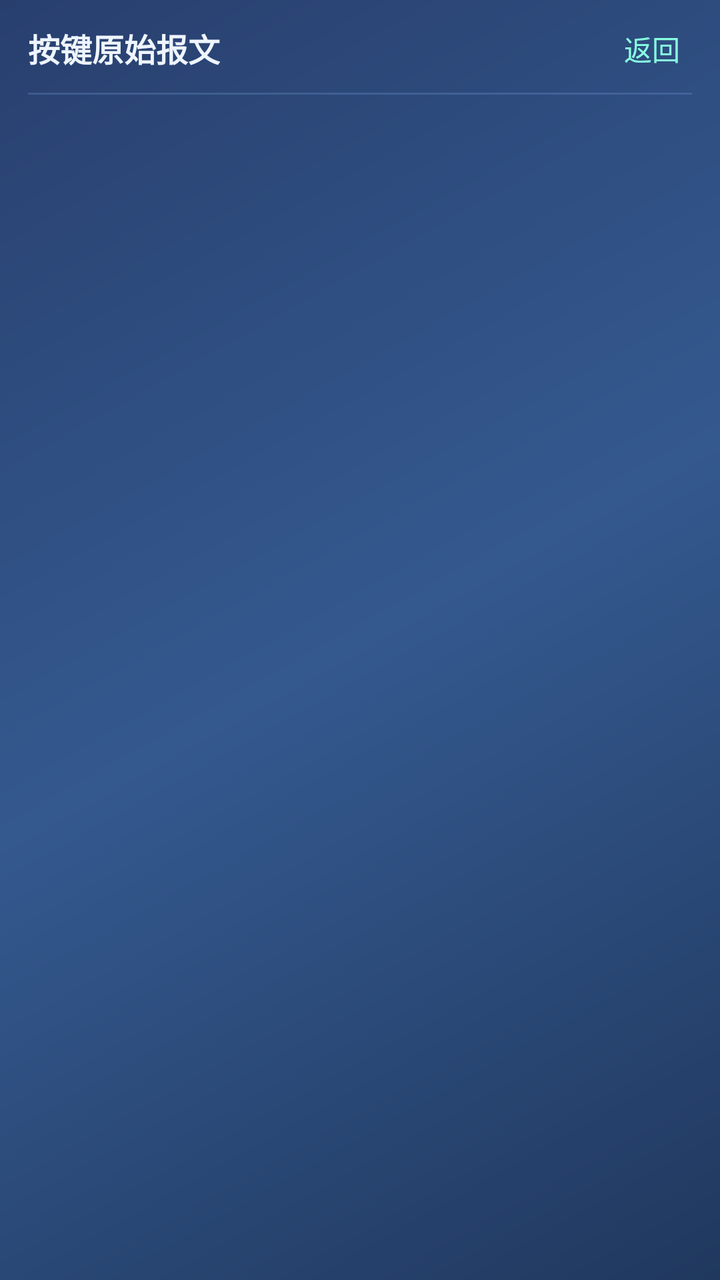
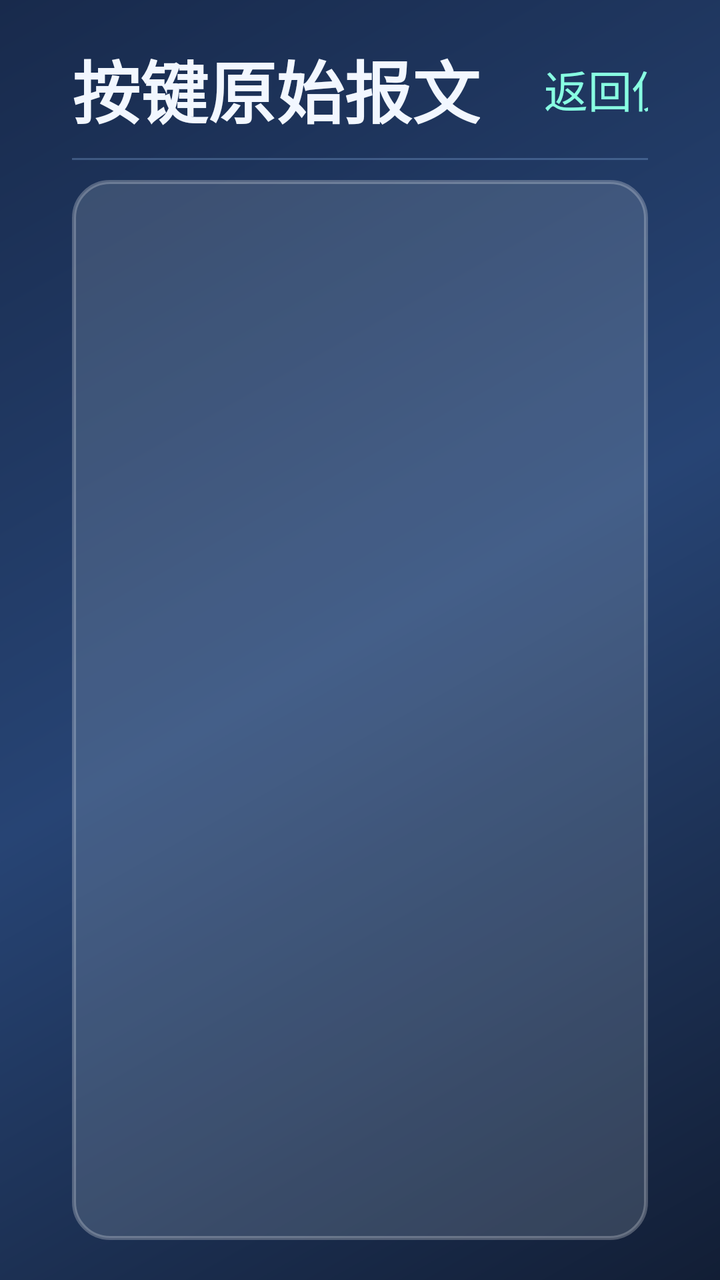

Two renders of the same Android screen: before a commit and after it. Below are the layout's source before the change and the commit's diff.
<!-- AndroidManifest.xml: application theme Theme.Rc2 -->
<!-- res/layout/page_raw.xml -->
<?xml version="1.0" encoding="utf-8"?>
<LinearLayout xmlns:android="http://schemas.android.com/apk/res/android"
    android:layout_width="match_parent"
    android:layout_height="match_parent"
    android:background="@drawable/bg_screen"
    android:orientation="vertical"
    android:paddingStart="14dp"
    android:paddingTop="8dp"
    android:paddingEnd="14dp"
    android:paddingBottom="8dp">

    <LinearLayout
        android:layout_width="match_parent"
        android:layout_height="wrap_content"
        android:baselineAligned="false"
        android:gravity="center_vertical"
        android:orientation="horizontal">

        <TextView
            android:layout_width="wrap_content"
            android:layout_height="wrap_content"
            android:includeFontPadding="false"
            android:text="按键原始报文"
            android:textColor="@color/rc_text"
            android:textSize="16sp"
            android:textStyle="bold" />

        <TextView
            android:id="@+id/rawSummary"
            style="@style/RcTag"
            android:layout_marginStart="16dp"
            android:fontFamily="monospace"
            android:textSize="12sp" />

        <Space
            android:layout_width="0dp"
            android:layout_height="1dp"
            android:layout_weight="1" />

        <TextView
            android:id="@+id/btnBackFromRaw"
            android:layout_width="wrap_content"
            android:layout_height="wrap_content"
            android:background="?android:attr/selectableItemBackground"
            android:includeFontPadding="false"
            android:padding="6dp"
            android:text="返回"
            android:textColor="@color/rc_mint"
            android:textSize="14sp" />
    </LinearLayout>

    <View
        android:layout_width="match_parent"
        android:layout_height="1dp"
        android:layout_marginTop="6dp"
        android:background="@color/rc_line" />

    <ScrollView
        android:layout_width="match_parent"
        android:layout_height="0dp"
        android:layout_marginTop="6dp"
        android:layout_weight="1"
        android:scrollbars="vertical">

        <TextView
            android:id="@+id/rawText"
            android:layout_width="match_parent"
            android:layout_height="wrap_content"
            android:fontFamily="monospace"
            android:lineSpacingExtra="2dp"
            android:textColor="@color/rc_text"
            android:textSize="12sp" />
    </ScrollView>

</LinearLayout>
<!-- resources referenced by this layout -->
<resources>
  <color name="rc_line">#407BA3DF</color>
  <color name="rc_mint">#FF88FFE2</color>
  <color name="rc_text">#FFEFF5FF</color>
  <!-- drawable bg_screen (drawable) -->
  <?xml version="1.0" encoding="utf-8"?>
  <shape xmlns:android="http://schemas.android.com/apk/res/android"
      android:shape="rectangle">
      <gradient
          android:angle="315"
          android:centerColor="@color/rc_bg_mid"
          android:endColor="@color/rc_bg_bottom"
          android:startColor="@color/rc_bg_top" />
  </shape>
  <style name="RcTag">
          <item name="android:layout_width">wrap_content</item>
          <item name="android:layout_height">wrap_content</item>
          <item name="android:textColor">@color/rc_muted</item>
          <item name="android:textSize">13sp</item>
          <item name="android:includeFontPadding">false</item>
      </style>
  <style name="Theme.Rc2" parent="@android:style/Theme.Material.NoActionBar">
          <item name="android:windowBackground">@color/rc_bg_bottom</item>
          <item name="android:colorBackground">@color/rc_bg_bottom</item>
          <item name="android:statusBarColor">@color/rc_bg_bottom</item>
          <item name="android:navigationBarColor">@color/rc_bg_bottom</item>
      </style>
  <color name="rc_bg_mid">#FF34598F</color>
  <color name="rc_bg_bottom">#FF20385E</color>
  <color name="rc_bg_top">#FF283F6E</color>
  <color name="rc_muted">#FFACBFDF</color>
</resources>

<!-- the commit's change to res/layout/page_raw.xml (unified diff, before → after) -->
@@ -4,10 +4,10 @@
     android:layout_height="match_parent"
     android:background="@drawable/bg_screen"
     android:orientation="vertical"
-    android:paddingStart="14dp"
-    android:paddingTop="8dp"
-    android:paddingEnd="14dp"
-    android:paddingBottom="8dp">
+    android:paddingStart="36dp"
+    android:paddingTop="20dp"
+    android:paddingEnd="36dp"
+    android:paddingBottom="20dp">
 
     <LinearLayout
         android:layout_width="match_parent"
@@ -17,59 +17,49 @@
         android:orientation="horizontal">
 
         <TextView
+            style="@style/RcTitle"
             android:layout_width="wrap_content"
             android:layout_height="wrap_content"
-            android:includeFontPadding="false"
-            android:text="按键原始报文"
-            android:textColor="@color/rc_text"
-            android:textSize="16sp"
-            android:textStyle="bold" />
+            android:text="按键原始报文" />
 
         <TextView
             android:id="@+id/rawSummary"
-            style="@style/RcTag"
-            android:layout_marginStart="16dp"
-            android:fontFamily="monospace"
-            android:textSize="12sp" />
-
-        <Space
+            style="@style/RcValue"
             android:layout_width="0dp"
-            android:layout_height="1dp"
-            android:layout_weight="1" />
+            android:layout_height="wrap_content"
+            android:layout_marginStart="20dp"
+            android:layout_weight="1"
+            android:textSize="19sp" />
 
         <TextView
             android:id="@+id/btnBackFromRaw"
+            style="@style/RcLink"
             android:layout_width="wrap_content"
             android:layout_height="wrap_content"
-            android:background="?android:attr/selectableItemBackground"
-            android:includeFontPadding="false"
-            android:padding="6dp"
-            android:text="返回"
-            android:textColor="@color/rc_mint"
-            android:textSize="14sp" />
+            android:text="返回仪表盘" />
     </LinearLayout>
 
     <View
         android:layout_width="match_parent"
         android:layout_height="1dp"
-        android:layout_marginTop="6dp"
+        android:layout_marginTop="10dp"
         android:background="@color/rc_line" />
 
     <ScrollView
         android:layout_width="match_parent"
         android:layout_height="0dp"
-        android:layout_marginTop="6dp"
+        android:layout_marginTop="10dp"
         android:layout_weight="1"
+        android:background="@drawable/bg_panel"
+        android:padding="16dp"
         android:scrollbars="vertical">
 
         <TextView
             android:id="@+id/rawText"
+            style="@style/RcBody"
             android:layout_width="match_parent"
             android:layout_height="wrap_content"
-            android:fontFamily="monospace"
-            android:lineSpacingExtra="2dp"
-            android:textColor="@color/rc_text"
-            android:textSize="12sp" />
+            android:textColor="@color/rc_text" />
     </ScrollView>
 
 </LinearLayout>
<!-- resource entries referenced after the edit -->
@@ -1,8 +1,18 @@
 <!-- resources referenced by this layout -->
 <resources>
-  <color name="rc_line">#407BA3DF</color>
+  <color name="rc_line">#4D8FB6E8</color>
   <color name="rc_mint">#FF88FFE2</color>
-  <color name="rc_text">#FFEFF5FF</color>
+  <color name="rc_text">#FFF2F7FF</color>
+  <!-- drawable bg_panel (drawable) -->
+  <?xml version="1.0" encoding="utf-8"?>
+  <shape xmlns:android="http://schemas.android.com/apk/res/android"
+      android:shape="rectangle">
+      <solid android:color="@color/rc_panel" />
+      <corners android:radius="18dp" />
+      <stroke
+          android:width="2dp"
+          android:color="#40FFFFFF" />
+  </shape>
   <!-- drawable bg_screen (drawable) -->
   <?xml version="1.0" encoding="utf-8"?>
   <shape xmlns:android="http://schemas.android.com/apk/res/android"
@@ -13,22 +23,49 @@
           android:endColor="@color/rc_bg_bottom"
           android:startColor="@color/rc_bg_top" />
   </shape>
-  <style name="RcTag">
-          <item name="android:layout_width">wrap_content</item>
-          <item name="android:layout_height">wrap_content</item>
+  <style name="RcBody">
           <item name="android:textColor">@color/rc_muted</item>
-          <item name="android:textSize">13sp</item>
+          <item name="android:textSize">21sp</item>
+          <item name="android:fontFamily">monospace</item>
+          <item name="android:lineSpacingExtra">5dp</item>
+      </style>
+  <style name="RcLink">
+          <item name="android:background">?android:attr/selectableItemBackground</item>
+          <item name="android:textColor">@color/rc_mint</item>
+          <item name="android:textSize">22sp</item>
           <item name="android:includeFontPadding">false</item>
+          <item name="android:maxLines">1</item>
+          <item name="android:paddingStart">12dp</item>
+          <item name="android:paddingEnd">12dp</item>
+          <item name="android:paddingTop">6dp</item>
+          <item name="android:paddingBottom">6dp</item>
+          <item name="android:gravity">center</item>
+      </style>
+  <style name="RcTitle">
+          <item name="android:textColor">@color/rc_text</item>
+          <item name="android:textSize">34sp</item>
+          <item name="android:textStyle">bold</item>
+          <item name="android:includeFontPadding">false</item>
+          <item name="android:maxLines">1</item>
+      </style>
+  <style name="RcValue">
+          <item name="android:textColor">@color/rc_muted</item>
+          <item name="android:textSize">20sp</item>
+          <item name="android:fontFamily">monospace</item>
+          <item name="android:includeFontPadding">false</item>
+          <item name="android:maxLines">1</item>
       </style>
   <style name="Theme.Rc2" parent="@android:style/Theme.Material.NoActionBar">
           <item name="android:windowBackground">@color/rc_bg_bottom</item>
           <item name="android:colorBackground">@color/rc_bg_bottom</item>
           <item name="android:statusBarColor">@color/rc_bg_bottom</item>
           <item name="android:navigationBarColor">@color/rc_bg_bottom</item>
+          <item name="android:windowNoTitle">true</item>
       </style>
-  <color name="rc_bg_mid">#FF34598F</color>
-  <color name="rc_bg_bottom">#FF20385E</color>
-  <color name="rc_bg_top">#FF283F6E</color>
-  <color name="rc_muted">#FFACBFDF</color>
+  <color name="rc_panel">#26EBF5FF</color>
+  <color name="rc_bg_mid">#FF274474</color>
+  <color name="rc_bg_bottom">#FF121E35</color>
+  <color name="rc_bg_top">#FF182A4C</color>
+  <color name="rc_muted">#FFB6C8E6</color>
 </resources>
 
